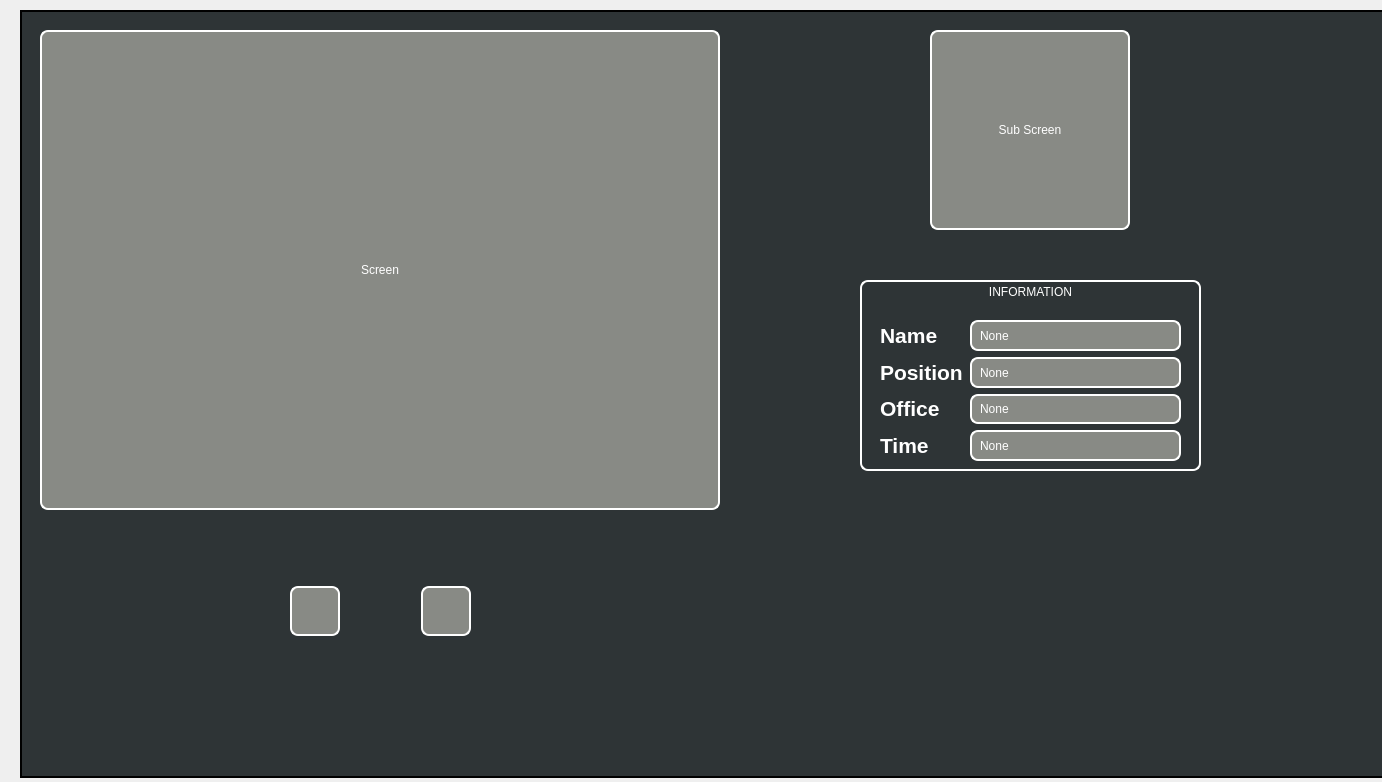
Old version of the form gui.ui in the repository cuongdtone/Face-Recognition-Attendance.
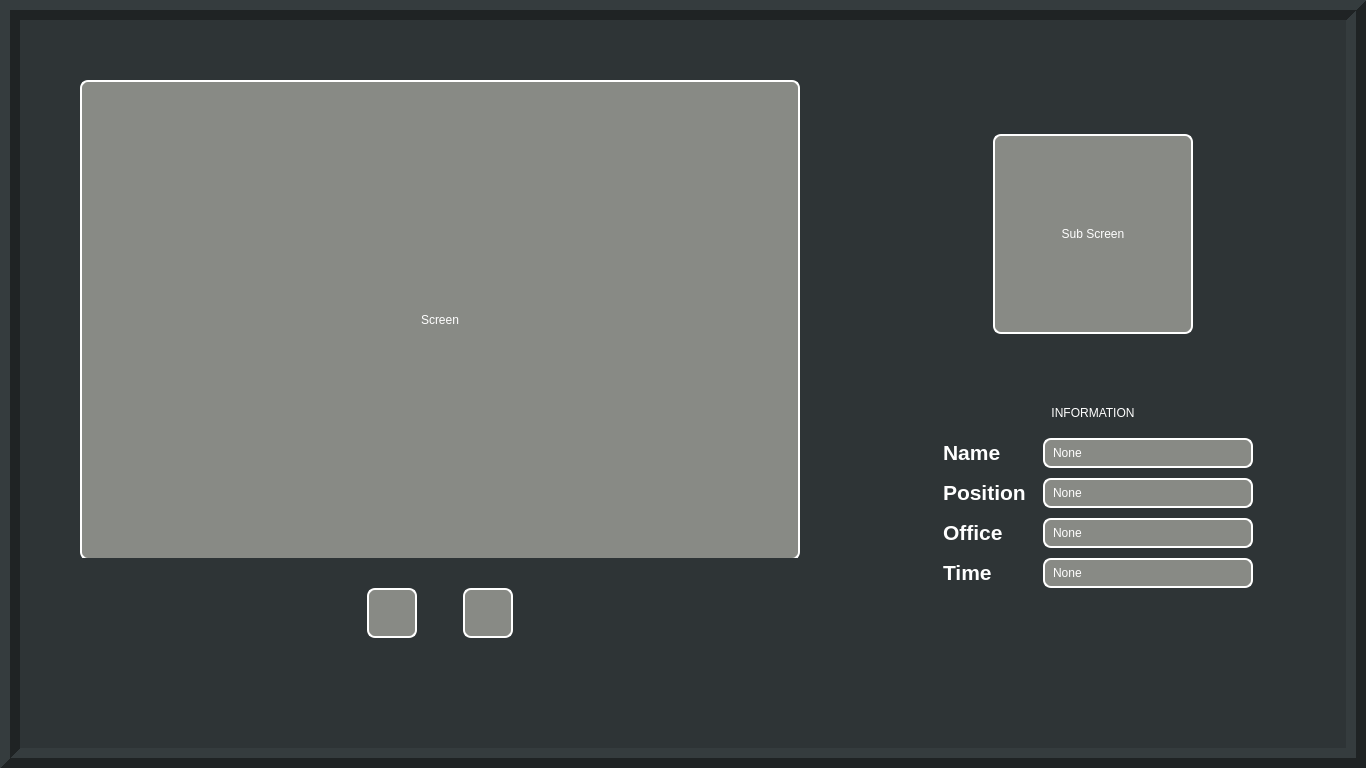
New version of the form.

The edit to the form file:
```diff
--- a/gui.ui
+++ b/gui.ui
@@ -6,21 +6,177 @@
    <rect>
     <x>0</x>
     <y>0</y>
-    <width>1382</width>
-    <height>782</height>
+    <width>1366</width>
+    <height>768</height>
    </rect>
   </property>
+  <property name="minimumSize">
+   <size>
+    <width>1366</width>
+    <height>768</height>
+   </size>
+  </property>
+  <property name="maximumSize">
+   <size>
+    <width>1920</width>
+    <height>1080</height>
+   </size>
+  </property>
   <property name="windowTitle">
    <string>Form</string>
   </property>
+  <property name="styleSheet">
+   <string notr="true">background-color: rgb(46, 52, 54)</string>
+  </property>
+  <property name="inputMethodHints">
+   <set>Qt::ImhLatinOnly</set>
+  </property>
+  <layout class="QGridLayout" name="gridLayout_2">
+   <property name="leftMargin">
+    <number>0</number>
+   </property>
+   <property name="topMargin">
+    <number>0</number>
+   </property>
+   <property name="rightMargin">
+    <number>0</number>
+   </property>
+   <property name="bottomMargin">
+    <number>0</number>
+   </property>
+   <property name="spacing">
+    <number>0</number>
+   </property>
+   <item row="0" column="0">
+    <widget class="QFrame" name="frame_7">
+     <property name="layoutDirection">
+      <enum>Qt::LeftToRight</enum>
+     </property>
+     <property name="frameShape">
+      <enum>QFrame::Box</enum>
+     </property>
+     <property name="frameShadow">
+      <enum>QFrame::Raised</enum>
+     </property>
+     <property name="lineWidth">
+      <number>10</number>
+     </property>
+     <layout class="QHBoxLayout" name="horizontalLayout_3">
+      <property name="spacing">
+       <number>0</number>
+      </property>
+      <property name="leftMargin">
+       <number>10</number>
+      </property>
+      <property name="topMargin">
+       <number>10</number>
+      </property>
+      <property name="rightMargin">
+       <number>10</number>
+      </property>
+      <property name="bottomMargin">
+       <number>10</number>
+      </property>
+      <item>
+       <widget class="QFrame" name="frame">
+        <property name="sizePolicy">
+         <sizepolicy hsizetype="Preferred" vsizetype="Preferred">
+          <horstretch>0</horstretch>
+          <verstretch>0</verstretch>
+         </sizepolicy>
+        </property>
+        <property name="frameShape">
+         <enum>QFrame::NoFrame</enum>
+        </property>
+        <property name="frameShadow">
+         <enum>QFrame::Raised</enum>
+        </property>
+        <property name="lineWidth">
+         <number>1</number>
+        </property>
+        <layout class="QVBoxLayout" name="verticalLayout">
+         <property name="spacing">
+          <number>30</number>
+         </property>
+         <property name="leftMargin">
+          <number>50</number>
+         </property>
+         <property name="topMargin">
+          <number>50</number>
+         </property>
+         <property name="rightMargin">
+          <number>50</number>
+         </property>
+         <property name="bottomMargin">
+          <number>100</number>
+         </property>
+         <item>
+          <widget class="QFrame" name="frame_2">
+           <property name="sizePolicy">
+            <sizepolicy hsizetype="Expanding" vsizetype="Expanding">
+             <horstretch>0</horstretch>
+             <verstretch>0</verstretch>
+            </sizepolicy>
+           </property>
+           <property name="mouseTracking">
+            <bool>false</bool>
+           </property>
+           <property name="layoutDirection">
+            <enum>Qt::LeftToRight</enum>
+           </property>
+           <property name="frameShape">
+            <enum>QFrame::NoFrame</enum>
+           </property>
+           <property name="frameShadow">
+            <enum>QFrame::Raised</enum>
+           </property>
+           <layout class="QFormLayout" name="formLayout">
+            <property name="labelAlignment">
+             <set>Qt::AlignCenter</set>
+            </property>
+            <property name="formAlignment">
+             <set>Qt::AlignCenter</set>
+            </property>
+            <property name="horizontalSpacing">
+             <number>0</number>
+            </property>
+            <property name="verticalSpacing">
+             <number>0</number>
+            </property>
+            <property name="leftMargin">
+             <number>0</number>
+            </property>
+            <property name="topMargin">
+             <number>0</number>
+            </property>
+            <property name="rightMargin">
+             <number>0</number>
+            </property>
+            <property name="bottomMargin">
+             <number>0</number>
+            </property>
+            <item row="0" column="0">
   <widget class="QLabel" name="screen">
-   <property name="geometry">
-    <rect>
-     <x>40</x>
-     <y>30</y>
-     <width>680</width>
+              <property name="sizePolicy">
+               <sizepolicy hsizetype="Expanding" vsizetype="Expanding">
+                <horstretch>0</horstretch>
+                <verstretch>0</verstretch>
+               </sizepolicy>
+              </property>
+              <property name="minimumSize">
+               <size>
+                <width>720</width>
      <height>480</height>
-    </rect>
+               </size>
+              </property>
+              <property name="maximumSize">
+               <size>
+                <width>720</width>
+                <height>480</height>
+               </size>
+              </property>
+              <property name="layoutDirection">
+               <enum>Qt::LeftToRight</enum>
    </property>
    <property name="styleSheet">
     <string notr="true">background-color: rgb(136, 138, 133);
@@ -33,7 +189,7 @@
 color: rgb(255, 255, 255);</string>
    </property>
    <property name="frameShape">
-    <enum>QFrame::WinPanel</enum>
+               <enum>QFrame::NoFrame</enum>
    </property>
    <property name="frameShadow">
     <enum>QFrame::Raised</enum>
@@ -45,16 +201,45 @@
     <set>Qt::AlignCenter</set>
    </property>
   </widget>
-  <widget class="QWidget" name="horizontalLayoutWidget">
-   <property name="geometry">
-    <rect>
-     <x>290</x>
-     <y>560</y>
-     <width>181</width>
-     <height>102</height>
-    </rect>
-   </property>
-   <layout class="QHBoxLayout" name="horizontalLayout_2">
+            </item>
+           </layout>
+          </widget>
+         </item>
+         <item>
+          <widget class="QFrame" name="frame_3">
+           <property name="sizePolicy">
+            <sizepolicy hsizetype="Expanding" vsizetype="Expanding">
+             <horstretch>0</horstretch>
+             <verstretch>0</verstretch>
+            </sizepolicy>
+           </property>
+           <property name="frameShape">
+            <enum>QFrame::NoFrame</enum>
+           </property>
+           <property name="frameShadow">
+            <enum>QFrame::Raised</enum>
+           </property>
+           <layout class="QFormLayout" name="formLayout_2">
+            <property name="labelAlignment">
+             <set>Qt::AlignCenter</set>
+            </property>
+            <property name="formAlignment">
+             <set>Qt::AlignCenter</set>
+            </property>
+            <property name="leftMargin">
+             <number>0</number>
+            </property>
+            <property name="topMargin">
+             <number>0</number>
+            </property>
+            <property name="rightMargin">
+             <number>0</number>
+            </property>
+            <property name="bottomMargin">
+             <number>0</number>
+            </property>
+            <item row="0" column="0">
+             <layout class="QHBoxLayout" name="horizontalLayout">
     <item>
      <widget class="QPushButton" name="run_button">
       <property name="minimumSize">
@@ -63,6 +248,12 @@
         <height>50</height>
        </size>
       </property>
+                <property name="maximumSize">
+                 <size>
+                  <width>50</width>
+                  <height>50</height>
+                 </size>
+                </property>
       <property name="styleSheet">
        <string notr="true">QPushButton{
 	
@@ -74,11 +265,21 @@
 border-radius: 8px;
 padding: 0 5px;
 color: rgb(255, 255, 255);
+}
+QPushButton:pressed{
+	background-color: rgb(32, 74, 135);
+
 }</string>
       </property>
       <property name="text">
        <string/>
       </property>
+                <property name="iconSize">
+                 <size>
+                  <width>50</width>
+                  <height>50</height>
+                 </size>
+                </property>
      </widget>
     </item>
     <item>
@@ -94,7 +295,7 @@
       </property>
      </spacer>
     </item>
-    <item>
+              <item alignment="Qt::AlignHCenter|Qt::AlignVCenter">
      <widget class="QPushButton" name="stop_button">
       <property name="minimumSize">
        <size>
@@ -102,6 +303,12 @@
         <height>50</height>
        </size>
       </property>
+                <property name="maximumSize">
+                 <size>
+                  <width>50</width>
+                  <height>50</height>
+                 </size>
+                </property>
       <property name="styleSheet">
        <string notr="true">QPushButton{
 	
@@ -113,23 +320,116 @@
 border-radius: 8px;
 padding: 0 5px;
 color: rgb(255, 255, 255);
+}
+QPushButton:pressed{
+	background-color: rgb(32, 74, 135);
+
 }</string>
       </property>
       <property name="text">
        <string/>
       </property>
+                <property name="iconSize">
+                 <size>
+                  <width>50</width>
+                  <height>50</height>
+                 </size>
+                </property>
      </widget>
     </item>
    </layout>
-  </widget>
+            </item>
+           </layout>
+          </widget>
+         </item>
+        </layout>
+       </widget>
+      </item>
+      <item>
+       <widget class="QFrame" name="frame_6">
+        <property name="sizePolicy">
+         <sizepolicy hsizetype="Preferred" vsizetype="Preferred">
+          <horstretch>0</horstretch>
+          <verstretch>0</verstretch>
+         </sizepolicy>
+        </property>
+        <property name="frameShape">
+         <enum>QFrame::NoFrame</enum>
+        </property>
+        <property name="frameShadow">
+         <enum>QFrame::Raised</enum>
+        </property>
+        <layout class="QVBoxLayout" name="verticalLayout_2">
+         <property name="spacing">
+          <number>10</number>
+         </property>
+         <property name="leftMargin">
+          <number>50</number>
+         </property>
+         <property name="topMargin">
+          <number>50</number>
+         </property>
+         <property name="rightMargin">
+          <number>50</number>
+         </property>
+         <property name="bottomMargin">
+          <number>50</number>
+         </property>
+         <item>
+          <widget class="QFrame" name="frame_5">
+           <property name="sizePolicy">
+            <sizepolicy hsizetype="Expanding" vsizetype="Expanding">
+             <horstretch>0</horstretch>
+             <verstretch>0</verstretch>
+            </sizepolicy>
+           </property>
+           <property name="layoutDirection">
+            <enum>Qt::LeftToRight</enum>
+           </property>
+           <property name="frameShape">
+            <enum>QFrame::NoFrame</enum>
+           </property>
+           <property name="frameShadow">
+            <enum>QFrame::Raised</enum>
+           </property>
+           <layout class="QFormLayout" name="formLayout_3">
+            <property name="labelAlignment">
+             <set>Qt::AlignCenter</set>
+            </property>
+            <property name="formAlignment">
+             <set>Qt::AlignCenter</set>
+            </property>
+            <property name="horizontalSpacing">
+             <number>0</number>
+            </property>
+            <property name="verticalSpacing">
+             <number>0</number>
+            </property>
+            <property name="leftMargin">
+             <number>0</number>
+            </property>
+            <property name="topMargin">
+             <number>0</number>
+            </property>
+            <property name="rightMargin">
+             <number>0</number>
+            </property>
+            <property name="bottomMargin">
+             <number>0</number>
+            </property>
+            <item row="0" column="0">
   <widget class="QLabel" name="sub_screen">
-   <property name="geometry">
-    <rect>
-     <x>930</x>
-     <y>30</y>
+              <property name="minimumSize">
+               <size>
      <width>200</width>
      <height>200</height>
-    </rect>
+               </size>
+              </property>
+              <property name="maximumSize">
+               <size>
+                <width>200</width>
+                <height>200</height>
+               </size>
    </property>
    <property name="styleSheet">
     <string notr="true">background-color: rgb(136, 138, 133);
@@ -142,7 +442,7 @@
 color: rgb(255, 255, 255);</string>
    </property>
    <property name="frameShape">
-    <enum>QFrame::WinPanel</enum>
+               <enum>QFrame::NoFrame</enum>
    </property>
    <property name="frameShadow">
     <enum>QFrame::Raised</enum>
@@ -153,36 +453,229 @@
    <property name="alignment">
     <set>Qt::AlignCenter</set>
    </property>
-  </widget>
-  <widget class="QWidget" name="gridLayoutWidget">
-   <property name="geometry">
-    <rect>
-     <x>970</x>
-     <y>320</y>
-     <width>211</width>
-     <height>141</height>
-    </rect>
-   </property>
-   <layout class="QGridLayout" name="gridLayout">
-    <item row="3" column="1">
-     <widget class="QLabel" name="time_screen">
+              <property name="wordWrap">
+               <bool>false</bool>
+              </property>
+             </widget>
+            </item>
+           </layout>
+          </widget>
+         </item>
+         <item>
+          <widget class="QFrame" name="frame_4">
+           <property name="sizePolicy">
+            <sizepolicy hsizetype="Expanding" vsizetype="Fixed">
+             <horstretch>0</horstretch>
+             <verstretch>0</verstretch>
+            </sizepolicy>
+           </property>
+           <property name="frameShape">
+            <enum>QFrame::NoFrame</enum>
+           </property>
+           <property name="frameShadow">
+            <enum>QFrame::Raised</enum>
+           </property>
+           <layout class="QFormLayout" name="formLayout_4">
+            <property name="labelAlignment">
+             <set>Qt::AlignCenter</set>
+            </property>
+            <property name="formAlignment">
+             <set>Qt::AlignCenter</set>
+            </property>
+            <property name="horizontalSpacing">
+             <number>0</number>
+            </property>
+            <property name="verticalSpacing">
+             <number>10</number>
+            </property>
+            <property name="leftMargin">
+             <number>0</number>
+            </property>
+            <property name="topMargin">
+             <number>0</number>
+            </property>
+            <property name="rightMargin">
+             <number>0</number>
+            </property>
+            <property name="bottomMargin">
+             <number>100</number>
+            </property>
+            <item row="0" column="0" colspan="2">
+             <widget class="QFrame" name="frame_10">
+              <property name="sizePolicy">
+               <sizepolicy hsizetype="Preferred" vsizetype="Preferred">
+                <horstretch>0</horstretch>
+                <verstretch>0</verstretch>
+               </sizepolicy>
+              </property>
+              <property name="layoutDirection">
+               <enum>Qt::LeftToRight</enum>
+              </property>
+              <property name="frameShape">
+               <enum>QFrame::NoFrame</enum>
+              </property>
+              <property name="frameShadow">
+               <enum>QFrame::Raised</enum>
+              </property>
+              <layout class="QFormLayout" name="formLayout_6">
+               <property name="labelAlignment">
+                <set>Qt::AlignCenter</set>
+               </property>
+               <property name="formAlignment">
+                <set>Qt::AlignCenter</set>
+               </property>
+               <property name="horizontalSpacing">
+                <number>0</number>
+               </property>
+               <property name="verticalSpacing">
+                <number>0</number>
+               </property>
+               <property name="leftMargin">
+                <number>0</number>
+               </property>
+               <property name="topMargin">
+                <number>0</number>
+               </property>
+               <property name="rightMargin">
+                <number>0</number>
+               </property>
+               <property name="bottomMargin">
+                <number>0</number>
+               </property>
+               <item row="0" column="0" colspan="2">
+                <widget class="QLabel" name="label_6">
+                 <property name="minimumSize">
+                  <size>
+                   <width>130</width>
+                   <height>30</height>
+                  </size>
+                 </property>
+                 <property name="maximumSize">
+                  <size>
+                   <width>16777215</width>
+                   <height>16777215</height>
+                  </size>
+                 </property>
+                 <property name="autoFillBackground">
+                  <bool>false</bool>
+                 </property>
       <property name="styleSheet">
-       <string notr="true">border-color: rgb(255, 255, 255);
-background-color: rgb(136, 138, 133);
-border-width : 1.5px;
-border-style:inset;
-border-radius: 8px;
-font: 75 15pt &quot;Ubuntu Condensed&quot;;
-padding: 0 5px;
+                  <string notr="true">font: 75 15pt &quot;Ubuntu Condensed&quot;;
 color: rgb(255, 255, 255);</string>
       </property>
+                 <property name="frameShape">
+                  <enum>QFrame::NoFrame</enum>
+                 </property>
       <property name="text">
-       <string>None</string>
+                  <string>INFORMATION</string>
+                 </property>
+                 <property name="alignment">
+                  <set>Qt::AlignCenter</set>
+                 </property>
+                </widget>
+               </item>
+              </layout>
+             </widget>
+            </item>
+            <item row="1" column="0" colspan="2">
+             <widget class="QFrame" name="frame_9">
+              <property name="sizePolicy">
+               <sizepolicy hsizetype="Expanding" vsizetype="Expanding">
+                <horstretch>0</horstretch>
+                <verstretch>0</verstretch>
+               </sizepolicy>
+              </property>
+              <property name="layoutDirection">
+               <enum>Qt::LeftToRight</enum>
+              </property>
+              <property name="frameShape">
+               <enum>QFrame::NoFrame</enum>
+              </property>
+              <property name="frameShadow">
+               <enum>QFrame::Raised</enum>
+              </property>
+              <layout class="QFormLayout" name="formLayout_5">
+               <property name="labelAlignment">
+                <set>Qt::AlignCenter</set>
+               </property>
+               <property name="formAlignment">
+                <set>Qt::AlignCenter</set>
+               </property>
+               <property name="horizontalSpacing">
+                <number>10</number>
+               </property>
+               <property name="verticalSpacing">
+                <number>10</number>
+               </property>
+               <property name="leftMargin">
+                <number>0</number>
+               </property>
+               <property name="topMargin">
+                <number>0</number>
+               </property>
+               <property name="rightMargin">
+                <number>0</number>
+               </property>
+               <property name="bottomMargin">
+                <number>0</number>
+               </property>
+               <item row="0" column="0" colspan="2">
+                <layout class="QFormLayout" name="formLayout_7">
+                 <property name="labelAlignment">
+                  <set>Qt::AlignCenter</set>
+                 </property>
+                 <property name="formAlignment">
+                  <set>Qt::AlignCenter</set>
+                 </property>
+                 <property name="horizontalSpacing">
+                  <number>10</number>
+                 </property>
+                 <property name="verticalSpacing">
+                  <number>10</number>
+                 </property>
+                 <item row="0" column="0">
+                  <widget class="QLabel" name="label_2">
+                   <property name="minimumSize">
+                    <size>
+                     <width>90</width>
+                     <height>30</height>
+                    </size>
+                   </property>
+                   <property name="maximumSize">
+                    <size>
+                     <width>90</width>
+                     <height>30</height>
+                    </size>
+                   </property>
+                   <property name="whatsThis">
+                    <string/>
+                   </property>
+                   <property name="styleSheet">
+                    <string notr="true">font: 75 15pt &quot;Ubuntu Condensed&quot;;
+border-style:inset;</string>
+                   </property>
+                   <property name="frameShape">
+                    <enum>QFrame::NoFrame</enum>
+                   </property>
+                   <property name="text">
+                    <string>&lt;html&gt;&lt;head/&gt;&lt;body&gt;&lt;p&gt;&lt;span style=&quot; font-size:16pt; font-weight:600; color:#ffffff;&quot;&gt;Name&lt;/span&gt;&lt;/p&gt;&lt;/body&gt;&lt;/html&gt;</string>
       </property>
      </widget>
     </item>
     <item row="0" column="1">
      <widget class="QLabel" name="name_screen">
+                   <property name="minimumSize">
+                    <size>
+                     <width>210</width>
+                     <height>30</height>
+                    </size>
+                   </property>
+                   <property name="maximumSize">
+                    <size>
+                     <width>210</width>
+                     <height>30</height>
+                    </size>
+                   </property>
       <property name="styleSheet">
        <string notr="true">border-color: rgb(255, 255, 255);
 background-color: rgb(136, 138, 133);
@@ -210,101 +703,20 @@
       </property>
      </widget>
     </item>
-    <item row="2" column="1">
-     <widget class="QLabel" name="office_screen">
-      <property name="styleSheet">
-       <string notr="true">border-color: rgb(255, 255, 255);
-background-color: rgb(136, 138, 133);
-border-width : 1.5px;
-border-style:inset;
-border-radius: 8px;
-font: 75 15pt &quot;Ubuntu Condensed&quot;;
-padding: 0 5px;
-color: rgb(255, 255, 255);</string>
-      </property>
-      <property name="text">
-       <string>None</string>
-      </property>
-     </widget>
-    </item>
-    <item row="1" column="1">
-     <widget class="QLabel" name="position_screen">
-      <property name="styleSheet">
-       <string notr="true">border-color: rgb(255, 255, 255);
-background-color: rgb(136, 138, 133);
-border-width : 1.5px;
-border-style:inset;
-border-radius: 8px;
-font: 75 15pt &quot;Ubuntu Condensed&quot;;
-padding: 0 5px;
-color: rgb(255, 255, 255);</string>
-      </property>
-      <property name="text">
-       <string>None</string>
-      </property>
-     </widget>
-    </item>
-   </layout>
-  </widget>
-  <widget class="QLabel" name="label_5">
-   <property name="geometry">
-    <rect>
-     <x>20</x>
-     <y>10</y>
-     <width>1366</width>
-     <height>768</height>
-    </rect>
-   </property>
-   <property name="styleSheet">
-    <string notr="true">background-color: rgb(46, 52, 54)</string>
-   </property>
-   <property name="frameShape">
-    <enum>QFrame::WinPanel</enum>
-   </property>
-   <property name="frameShadow">
-    <enum>QFrame::Plain</enum>
-   </property>
-   <property name="text">
-    <string/>
-   </property>
-  </widget>
-  <widget class="QLabel" name="label_6">
-   <property name="geometry">
-    <rect>
-     <x>860</x>
-     <y>280</y>
-     <width>341</width>
-     <height>191</height>
-    </rect>
-   </property>
-   <property name="styleSheet">
-    <string notr="true">border-color: rgb(255, 255, 255);
-border-width : 1.5px;
-border-style:inset;
-border-radius: 8px;
-font: 75 15pt &quot;Ubuntu Condensed&quot;;
-padding: 0 5px;
-color: rgb(255, 255, 255);</string>
-   </property>
-   <property name="text">
-    <string>INFORMATION</string>
-   </property>
-   <property name="alignment">
-    <set>Qt::AlignHCenter|Qt::AlignTop</set>
-   </property>
-  </widget>
-  <widget class="QWidget" name="gridLayoutWidget_2">
-   <property name="geometry">
-    <rect>
-     <x>880</x>
-     <y>320</y>
-     <width>91</width>
-     <height>141</height>
-    </rect>
-   </property>
-   <layout class="QGridLayout" name="gridLayout_2">
     <item row="1" column="0">
      <widget class="QLabel" name="label_3">
+                   <property name="minimumSize">
+                    <size>
+                     <width>90</width>
+                     <height>30</height>
+                    </size>
+                   </property>
+                   <property name="maximumSize">
+                    <size>
+                     <width>90</width>
+                     <height>30</height>
+                    </size>
+                   </property>
       <property name="whatsThis">
        <string/>
       </property>
@@ -317,8 +729,49 @@
       </property>
      </widget>
     </item>
+                 <item row="1" column="1">
+                  <widget class="QLabel" name="position_screen">
+                   <property name="minimumSize">
+                    <size>
+                     <width>210</width>
+                     <height>30</height>
+                    </size>
+                   </property>
+                   <property name="maximumSize">
+                    <size>
+                     <width>210</width>
+                     <height>30</height>
+                    </size>
+                   </property>
+                   <property name="styleSheet">
+                    <string notr="true">border-color: rgb(255, 255, 255);
+background-color: rgb(136, 138, 133);
+border-width : 1.5px;
+border-style:inset;
+border-radius: 8px;
+font: 75 15pt &quot;Ubuntu Condensed&quot;;
+padding: 0 5px;
+color: rgb(255, 255, 255);</string>
+                   </property>
+                   <property name="text">
+                    <string>None</string>
+                   </property>
+                  </widget>
+                 </item>
     <item row="2" column="0">
      <widget class="QLabel" name="label_4">
+                   <property name="minimumSize">
+                    <size>
+                     <width>90</width>
+                     <height>30</height>
+                    </size>
+                   </property>
+                   <property name="maximumSize">
+                    <size>
+                     <width>90</width>
+                     <height>30</height>
+                    </size>
+                   </property>
       <property name="whatsThis">
        <string>&lt;html&gt;&lt;head/&gt;&lt;body&gt;&lt;p&gt;&lt;br/&gt;&lt;/p&gt;&lt;/body&gt;&lt;/html&gt;</string>
       </property>
@@ -331,25 +784,49 @@
       </property>
      </widget>
     </item>
-    <item row="0" column="0">
-     <widget class="QLabel" name="label_2">
-      <property name="whatsThis">
-       <string/>
+                 <item row="2" column="1">
+                  <widget class="QLabel" name="office_screen">
+                   <property name="minimumSize">
+                    <size>
+                     <width>210</width>
+                     <height>30</height>
+                    </size>
+                   </property>
+                   <property name="maximumSize">
+                    <size>
+                     <width>210</width>
+                     <height>30</height>
+                    </size>
       </property>
       <property name="styleSheet">
-       <string notr="true">font: 75 15pt &quot;Ubuntu Condensed&quot;;
-border-style:inset;</string>
-      </property>
-      <property name="frameShape">
-       <enum>QFrame::NoFrame</enum>
+                    <string notr="true">border-color: rgb(255, 255, 255);
+background-color: rgb(136, 138, 133);
+border-width : 1.5px;
+border-style:inset;
+border-radius: 8px;
+font: 75 15pt &quot;Ubuntu Condensed&quot;;
+padding: 0 5px;
+color: rgb(255, 255, 255);</string>
       </property>
       <property name="text">
-       <string>&lt;html&gt;&lt;head/&gt;&lt;body&gt;&lt;p&gt;&lt;span style=&quot; font-size:16pt; font-weight:600; color:#ffffff;&quot;&gt;Name&lt;/span&gt;&lt;/p&gt;&lt;/body&gt;&lt;/html&gt;</string>
+                    <string>None</string>
       </property>
      </widget>
     </item>
     <item row="3" column="0">
      <widget class="QLabel" name="label">
+                   <property name="minimumSize">
+                    <size>
+                     <width>90</width>
+                     <height>30</height>
+                    </size>
+                   </property>
+                   <property name="maximumSize">
+                    <size>
+                     <width>90</width>
+                     <height>30</height>
+                    </size>
+                   </property>
       <property name="styleSheet">
        <string notr="true">font: 75 15pt &quot;Ubuntu Condensed&quot;;
 border-style:inset;</string>
@@ -359,15 +836,53 @@
       </property>
      </widget>
     </item>
-   </layout>
-  </widget>
-  <zorder>label_5</zorder>
-  <zorder>label_6</zorder>
-  <zorder>screen</zorder>
-  <zorder>horizontalLayoutWidget</zorder>
-  <zorder>sub_screen</zorder>
-  <zorder>gridLayoutWidget</zorder>
-  <zorder>gridLayoutWidget_2</zorder>
+                 <item row="3" column="1">
+                  <widget class="QLabel" name="time_screen">
+                   <property name="minimumSize">
+                    <size>
+                     <width>210</width>
+                     <height>30</height>
+                    </size>
+                   </property>
+                   <property name="maximumSize">
+                    <size>
+                     <width>210</width>
+                     <height>30</height>
+                    </size>
+                   </property>
+                   <property name="styleSheet">
+                    <string notr="true">border-color: rgb(255, 255, 255);
+background-color: rgb(136, 138, 133);
+border-width : 1.5px;
+border-style:inset;
+border-radius: 8px;
+font: 75 15pt &quot;Ubuntu Condensed&quot;;
+padding: 0 5px;
+color: rgb(255, 255, 255);</string>
+                   </property>
+                   <property name="text">
+                    <string>None</string>
+                   </property>
+                   <property name="alignment">
+                    <set>Qt::AlignLeading|Qt::AlignLeft|Qt::AlignVCenter</set>
+                   </property>
+                  </widget>
+                 </item>
+                </layout>
+               </item>
+              </layout>
+             </widget>
+            </item>
+           </layout>
+          </widget>
+         </item>
+        </layout>
+       </widget>
+      </item>
+     </layout>
+    </widget>
+   </item>
+  </layout>
  </widget>
  <resources>
   <include location="icon/icon_resource.qrc"/>
```
Left out of the diff: 3 changed lines with no effect on the pictures. Lines whose indentation alone changed are shown as unchanged.
